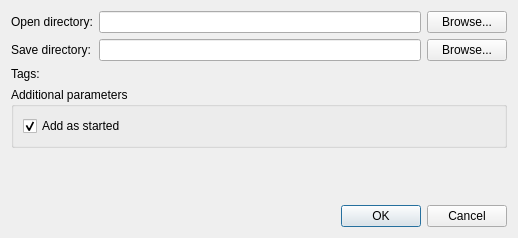
Before: the Qt Designer form src/plugins/bittorrent/addmultipletorrents.ui in 0xd34df00d/leechcraft, drawn with Qt 5.
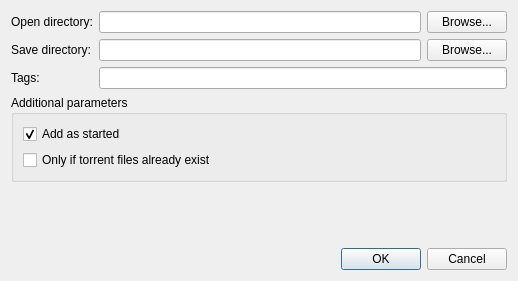
After: the same form once the commit is applied. Icons and pictures are not drawn. Custom widgets are drawn as their Qt base class.

Commit message:
[BT] Support AMT'ing only those torrents whose files already exist
Useful if the torrents base gets corrupt (yes, that happens, sadly!) and
we want to readd those that are saved in ~/.leechcraft/bittorrent.

The edit to the form file:
```diff
--- a/src/plugins/bittorrent/addmultipletorrents.ui
+++ b/src/plugins/bittorrent/addmultipletorrents.ui
@@ -7,7 +7,7 @@
     <x>0</x>
     <y>0</y>
     <width>518</width>
-    <height>238</height>
+    <height>281</height>
    </rect>
   </property>
   <property name="windowTitle">
@@ -28,7 +28,7 @@
       </widget>
      </item>
      <item row="2" column="1">
-      <widget class="LC::Util::TagsLineEdit" name="TagsEdit_" native="true"/>
+      <widget class="LC::Util::TagsLineEdit" name="TagsEdit_"/>
      </item>
      <item row="1" column="1">
       <layout class="QHBoxLayout">
@@ -96,6 +96,13 @@
         </property>
        </widget>
       </item>
+      <item>
+       <widget class="QCheckBox" name="OnlyIfExists_">
+        <property name="text">
+         <string>Only if torrent files already exist</string>
+        </property>
+       </widget>
+      </item>
      </layout>
     </widget>
    </item>
@@ -127,7 +134,7 @@
  <customwidgets>
   <customwidget>
    <class>LC::Util::TagsLineEdit</class>
-   <extends>QWidget</extends>
+   <extends>QLineEdit</extends>
    <header location="global">util/tags/tagslineedit.h</header>
   </customwidget>
  </customwidgets>
```
The commit also changes 3 other files.
